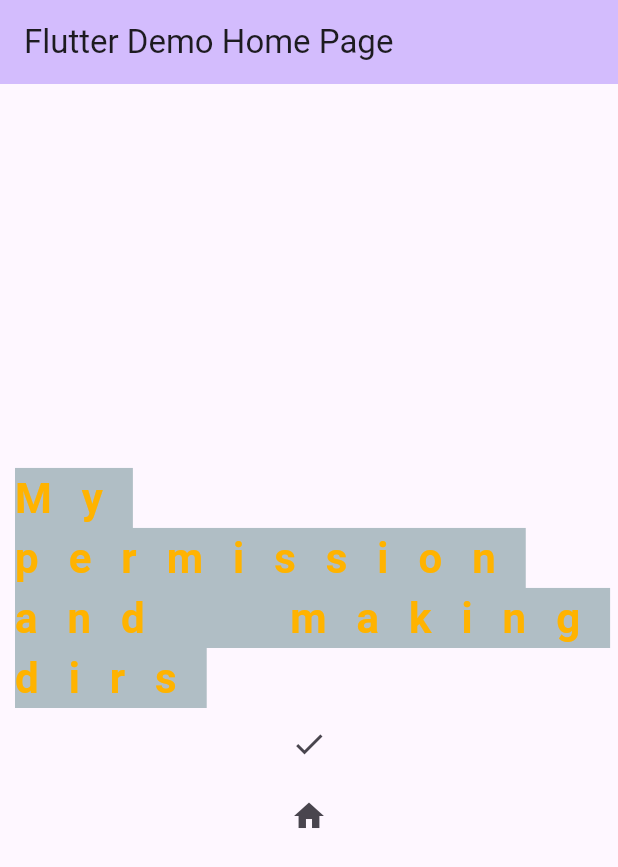
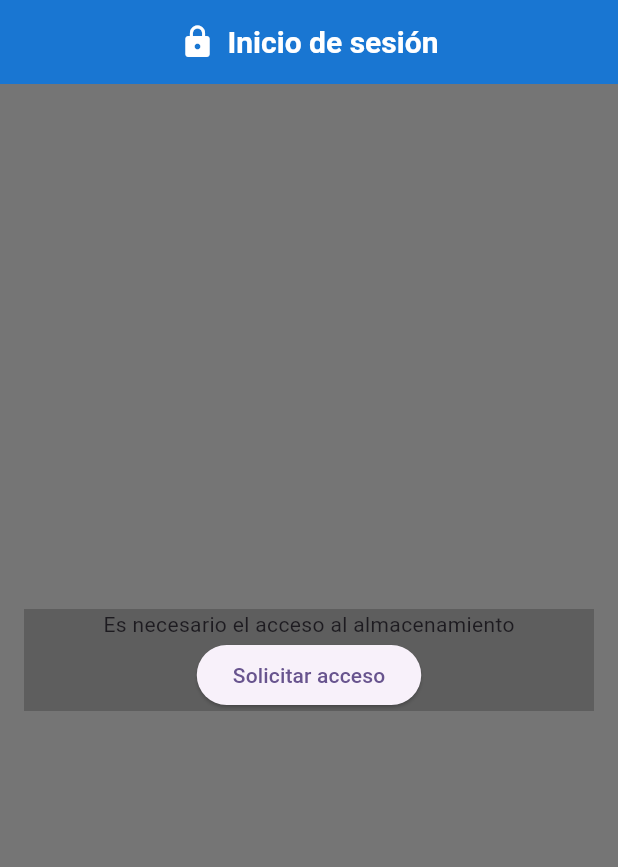
Before and after one commit to Yosh04/permissionFlutter, a Flutter app: the MyHomePage screen opened directly, on a phone screen of 412 x 824 dp. Shown: the top 867 px of the screen. Run offline on Flutter 3.47's test engine with Material 3 defaults, Android fonts, the phone set to English and light mode, and no system bars; our stand-ins replace device_info_plus, file_picker, open_file, permission_handler.

```diff
--- /dev/null
+++ b/lib/Homepage.dart
@@ -0,0 +1,87 @@
+import 'dart:io';
+
+import 'package:flutter/material.dart';
+import 'package:flutter_pruebas/model.dart';
+import 'package:pdf/widgets.dart' as pw;
+import 'package:path_provider/path_provider.dart';
+import 'package:provider/provider.dart';
+
+class MyHomePage extends StatefulWidget {
+  const MyHomePage({super.key, required this.title});
+  final String title;
+
+  @override
+  State<MyHomePage> createState() => _MyHomePageState();
+}
+
+class _MyHomePageState extends State<MyHomePage> {
+  @override
+  void initState() {
+    super.initState();
+  }
+
+  @override
+  Widget build(BuildContext context) {
+    final modelo = Provider.of<PermissionModel>(context);
+    //modelo.checkPermission(modelo);
+    return Scaffold(
+      backgroundColor: Colors.black54,
+      appBar: AppBar(
+        backgroundColor: Colors.blue[700], // Color de fondo del AppBar
+        elevation: 0, // Elimina la sombra del AppBar
+        title: const Row(
+          mainAxisAlignment: MainAxisAlignment.center,
+          children: [
+            Icon(
+              Icons
+                  .lock, // Ícono de candado para representar la pantalla de inicio de sesión
+              color: Colors.white, // Color del ícono
+            ),
+            SizedBox(width: 8),
+            Text(
+              'Inicio de sesión',
+              style: TextStyle(
+                fontSize: 20,
+                fontWeight: FontWeight.bold,
+                color: Colors.white, // Color del texto del título
+              ),
+            ),
+          ],
+        ),
+      ),
+      body: Center(
+        child: Container(
+          decoration: const BoxDecoration(),
+          child: SingleChildScrollView(
+            child: Column(
+              mainAxisAlignment: MainAxisAlignment.center,
+              children: [
+                Container(
+                  width: MediaQuery.of(context).size.width - 32,
+                  margin: EdgeInsets.symmetric(
+                    horizontal: 16,
+                    vertical: MediaQuery.of(context).size.height / 8,
+                  ),
+                  color: Colors.black.withOpacity(0.2),
+                  child: Column(
+                    mainAxisAlignment: MainAxisAlignment.center,
+                    children: [
+                      const Text("Es necesario el acceso al almacenamiento"),
+                      ElevatedButton(
+                        onPressed: () {
+                          // Tu acción cuando se presiona el botón
+                          modelo.checkPermission();
+                        },
+                        child: const Text('Solicitar acceso'),
+                      ),
+                    ],
+                  ),
+                )
+              ],
+            ),
+          ),
+        ),
+      ),
+    );
+  }
+}
--- a/lib/main.dart
+++ b/lib/main.dart
@@ -1,21 +1,31 @@
-import 'dart:io';
+import 'package:flutter/material.dart';
+import 'package:flutter_pruebas/loading.dart';
+import 'package:flutter_pruebas/model.dart';
+import 'package:provider/provider.dart';
 
-import 'package:flutter/material.dart';
-import 'package:flutter_pruebas/utils.dart';
-import 'package:open_file/open_file.dart';
-import 'package:permission_handler/permission_handler.dart';
-import 'package:pdf/pdf.dart';
-import 'package:pdf/widgets.dart' as pw;
-import 'package:path_provider/path_provider.dart';
+void main() async {
+  WidgetsFlutterBinding.ensureInitialized();
+  PermissionModel permissionModel = PermissionModel();
 
-void main() {
-  runApp(const MyApp());
+  // Inicializar los permisos
+  await permissionModel.initPermission();
+
+  runApp(
+    MultiProvider(
+      providers: [
+        ChangeNotifierProvider.value(value: permissionModel),
+      ],
+      child: const MyApp(),
+    ),
+  );
 }
+
 
 class MyApp extends StatelessWidget {
   const MyApp({super.key});
 
   // This widget is the root of your application.
+  @override
   Widget build(BuildContext context) {
     return MaterialApp(
       title: 'Flutter Demo',
@@ -23,162 +33,7 @@ class MyApp extends StatelessWidget {
         colorScheme: ColorScheme.fromSeed(seedColor: Colors.deepPurple),
         useMaterial3: true,
       ),
-      home: const MyHomePage(title: 'Flutter Demo Home Page'),
+      home: const Loading(),
     );
   }
 }
-
-class MyHomePage extends StatefulWidget {
-  const MyHomePage({super.key, required this.title});
-
-  final String title;
-
-  @override
-  State<MyHomePage> createState() => _MyHomePageState();
-}
-
-class _MyHomePageState extends State<MyHomePage> {
-  int counter = 0;
-  late Directory directoryFile;
-
-  @override
-  void initState()  {
-    super.initState();
-    //_checkPermission();
-    //createFolder();
-    _initPro();
-
-  }
-
-
-  void _initPro() async{
-    await _checkPermission();
-    createFolder2();
-  }
-
-  ///Chequeador de permisos para la app.
-  Future<void> _checkPermission() async {
-    var status = await Permission.manageExternalStorage.status;
-    //print(status.isDenied);
-    print("Estado del permiso en checkPermission ${status.isGranted}");
-
-    if (status.isGranted) {
-      print("Ya los tengo");
-      //Permission.manageExternalStorage.status;
-    } else {
-      print("Necesito pedir mis permisos.");
-      await Permission.manageExternalStorage.request();
-      //createFolder2();
-      // Esto funciona para abrir la ventana de ajustes para los permisos.
-      //openAppSettings();
-    }
-  }
-
-    void _generateAndSavePDF() async {
-
-    final externalDir = await getExternalStorageDirectory();
-    final newFolder =
-        Directory('${externalDir!.path}/formularios');
-
-
-    final pdf = pw.Document();
-
-      pdf.addPage(
-        pw.Page(
-          build: (pw.Context context) => pw.Center(
-            child:
-                pw.Text('¡Hola, este es un documento PDF generado en Flutter!'),
-          ),
-        ),
-      );
-
-    final file = File('${newFolder!.path}/ejemplo.pdf');
-    directoryFile = Directory('${externalDir!.path}/formularios/ejemplo.pdf');
-    await file.writeAsBytes(await pdf.save());
-
-    print('PDF guardado en: ${file.path}');
-  }
-
-    void _generateAndSavePDF2() async {
-
-    final externalDir = await getExternalStorageDirectory();
-    final newFolder =
-        Directory('/storage/emulated/0/formularios');
-
-    final pdf = pw.Document();
-
-      pdf.addPage(
-        pw.Page(
-          build: (pw.Context context) => pw.Center(
-            child:
-                pw.Text('¡Hola, este es un documento PDF generado en Flutter!'),
-          ),
-        ),
-      );
-
-    final file = File('${newFolder!.path}/ejemplo.pdf');
-    directoryFile = Directory('${externalDir!.path}/formularios/ejemplo.pdf');
-    await file.writeAsBytes(await pdf.save());
-
-    print('PDF guardado en: ${file.path}');
-  }
-
-
-
-
-
-
-  @override
-  Widget build(BuildContext context) {
-    return Scaffold(
-      appBar: AppBar(
-        // TRY THIS: Try changing the color here to a specific color (to
-        // Colors.amber, perhaps?) and trigger a hot reload to see the AppBar
-        // change color while the other colors stay the same.
-        backgroundColor: Theme.of(context).colorScheme.inversePrimary,
-        // Here we take the value from the MyHomePage object that was created by
-        // the App.build method, and use it to set our appbar title.
-        title: Text(widget.title),
-      ),
-      body: Center(
-        child: Column(
-          mainAxisAlignment: MainAxisAlignment.center,
-          children: <Widget>[
-            Text("My permission and making dirs",
-                style: TextStyle(
-                    backgroundColor: Colors.blueGrey[200],
-                    color: Colors.amber[600],
-                    fontFamily: 'Roboto',
-                    fontSize: 28,
-                    fontWeight: FontWeight.w700,
-                    wordSpacing: 50,
-                    letterSpacing: 20)),
-            IconButton(
-                onPressed: () async {
-                  // _createFolder();
-                  //_generateAndSavePDF();
-                  _generateAndSavePDF2();
-                },
-                icon: Icon(Icons.check)),
-            IconButton(
-                onPressed: () async {
-                  // _createFolder();
-                  //openFile("${directoryFile.path}/ejemplo0.pdf");
-                  pickFile(directoryFile.path);
-
-                },
-                icon: Icon(Icons.home)),
-
-            /*
-            IconButton(
-                onPressed: () async{
-                   await generateAndSavePDF();
-                },
-                icon: Icon(Icons.abc_outlined))
-            */
-          ],
-        ),
-      ),
-    );
-  }
-}
--- a/pubspec.yaml
+++ b/pubspec.yaml
@@ -39,8 +39,9 @@ dependencies:
   pdf: ^3.10.7
   path_provider: ^2.0.2
   open_file: ^3.0.1
-
   file_picker: ^6.1.1
+  device_info_plus: ^9.1.1
+  provider: ^6.1.1
 
 dev_dependencies:
   flutter_test:
```
Also changed, not shown: lib/EmpyScreen.dart (added, +32 -0 lines), lib/loading.dart (added, +29 -0 lines), lib/model.dart (added, +110 -0 lines), lib/utils.dart (+51 -8 lines), assets/images/img_login3.jpeg (added), assets/images/logo_cg.png (added), assets/images/logo_msp.jpg (added), assets/launch/splash.png (added), pubspec.lock, 2 other files.
